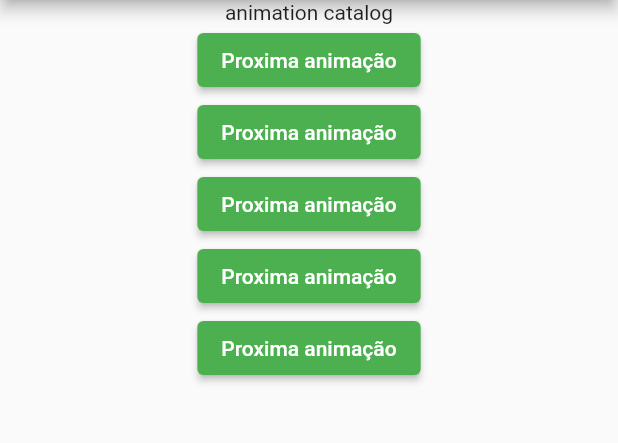
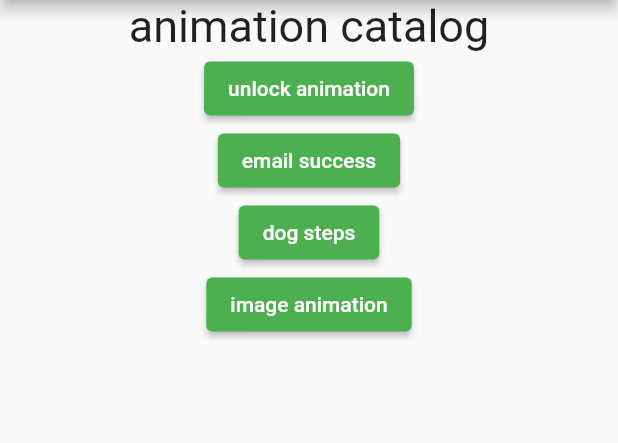
Before and after one commit to JhonatanAzevedo/lottiefiles_animations_flutter, a Flutter app: the screen it shows after launch, on a phone screen of 412 x 824 dp, the part 84-527 px from its top. Run offline on Flutter 3.47's test engine with Material 2 defaults, Android fonts, the phone set to English and light mode, and no system bars; our stand-ins replace flutter_modular, flutter_swiper_null_safety, lottie.

Commit message:
changing page routes

```diff
--- a/lib/app/modules/home/home_module.dart
+++ b/lib/app/modules/home/home_module.dart
@@ -2,7 +2,6 @@ import 'package:flutter_modular/flutter_modular.dart';
 import 'package:lottiefiles_animations_flutter/app/modules/fifth_animation/fifth_animation_module.dart';
 import 'package:lottiefiles_animations_flutter/app/modules/home/presentation/home_page.dart';
 
-import '../fourth_animation/fourth_animation_module.dart';
 import '../second_animation/second_animation_module.dart';
 import '../sixth_animation/sixth_animation_module.dart';
 import '../third_animation/third_animation_module.dart';
@@ -14,10 +13,9 @@ class HomeModule extends Module {
   @override
   List<ModularRoute> get routes => [
         ChildRoute('/', child: (ctx, args) => const HomePage()),
-        ModuleRoute("/second_animation", module: SecondAnimationModule()),
-        ModuleRoute("/third_animation", module: ThirdAnimationModule()),
-        ModuleRoute("/fourth_animation", module: FourthAnimationModule()),
-        ModuleRoute("/fifth_animation", module: FifthAnimationModule()),
-        ModuleRoute("/sixth_animation", module: SixthAnimationModule())
+        ModuleRoute("/unlock_animation", module: SecondAnimationModule()),
+        ModuleRoute("/email_success", module: ThirdAnimationModule()),
+        ModuleRoute("/dog_steps", module: FifthAnimationModule()),
+        ModuleRoute("/image_animation", module: SixthAnimationModule())
       ];
 }
--- a/lib/app/modules/home/presentation/home_page.dart
+++ b/lib/app/modules/home/presentation/home_page.dart
@@ -48,36 +48,33 @@ class _HomePageState extends State<HomePage>
         child: _isLoaded
             ? Column(
                 children: [
-                  const Text('animation catalog'),
-                  ElevatedButton(
-                    onPressed: () {
-                      Modular.to.pushNamed('/second_animation/');
-                    },
-                    child: const Text('Proxima animação'),
+                  const Text(
+                    'animation catalog',
+                    style: TextStyle(fontSize: 30),
                   ),
                   ElevatedButton(
                     onPressed: () {
-                      Modular.to.pushNamed('/third_animation');
+                      Modular.to.pushNamed('/unlock_animation/');
                     },
-                    child: const Text('Proxima animação'),
+                    child: const Text('unlock animation'),
                   ),
                   ElevatedButton(
                     onPressed: () {
-                      Modular.to.pushNamed('/fourth_animation');
+                      Modular.to.pushNamed('/email_success/');
                     },
-                    child: const Text('Proxima animação'),
+                    child: const Text('email success'),
                   ),
-                   ElevatedButton(
+                  ElevatedButton(
                     onPressed: () {
-                      Modular.to.pushNamed('/fifth_animation');
+                      Modular.to.pushNamed('/dog_steps/');
                     },
-                    child: const Text('Proxima animação'),
+                    child: const Text('dog steps'),
                   ),
-                   ElevatedButton(
+                  ElevatedButton(
                     onPressed: () {
-                      Modular.to.pushNamed('/sixth_animation');
+                      Modular.to.pushNamed('/image_animation/');
                     },
-                    child: const Text('Proxima animação'),
+                    child: const Text('image animation'),
                   ),
                 ],
               )
```
Also changed, not shown: lib/app/modules/fourth_animation/fourth_animation_module.dart (deleted, +0 -13 lines), lib/app/modules/fourth_animation/presentation/fourth_animation_page.dart (deleted, +0 -28 lines).
